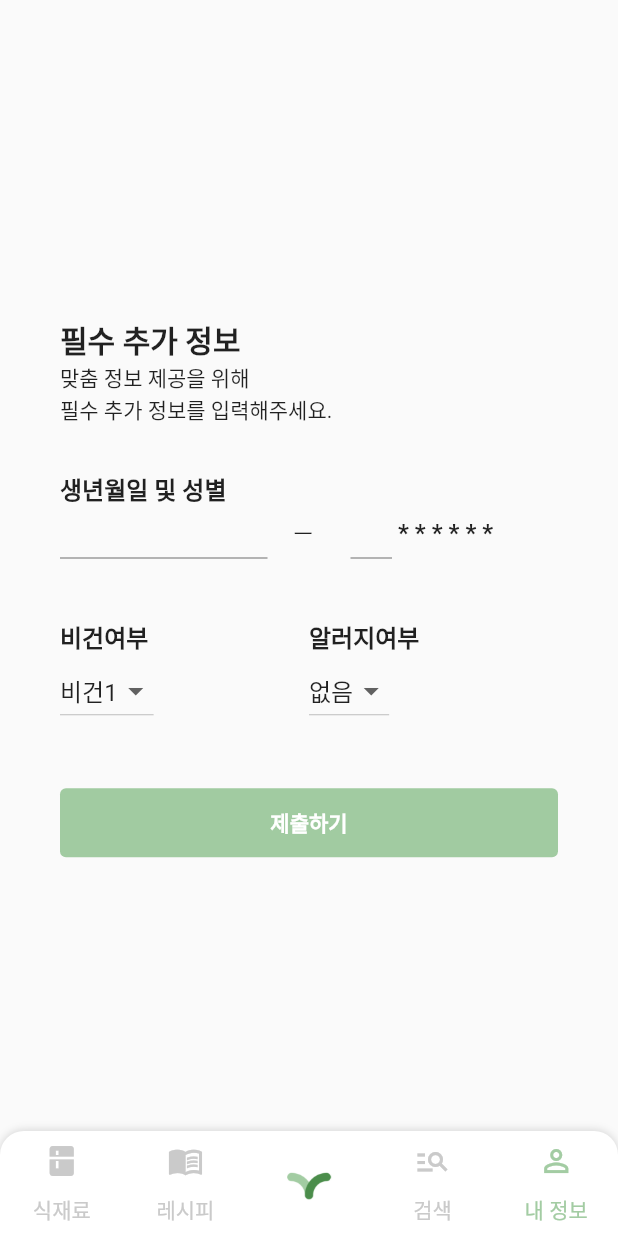
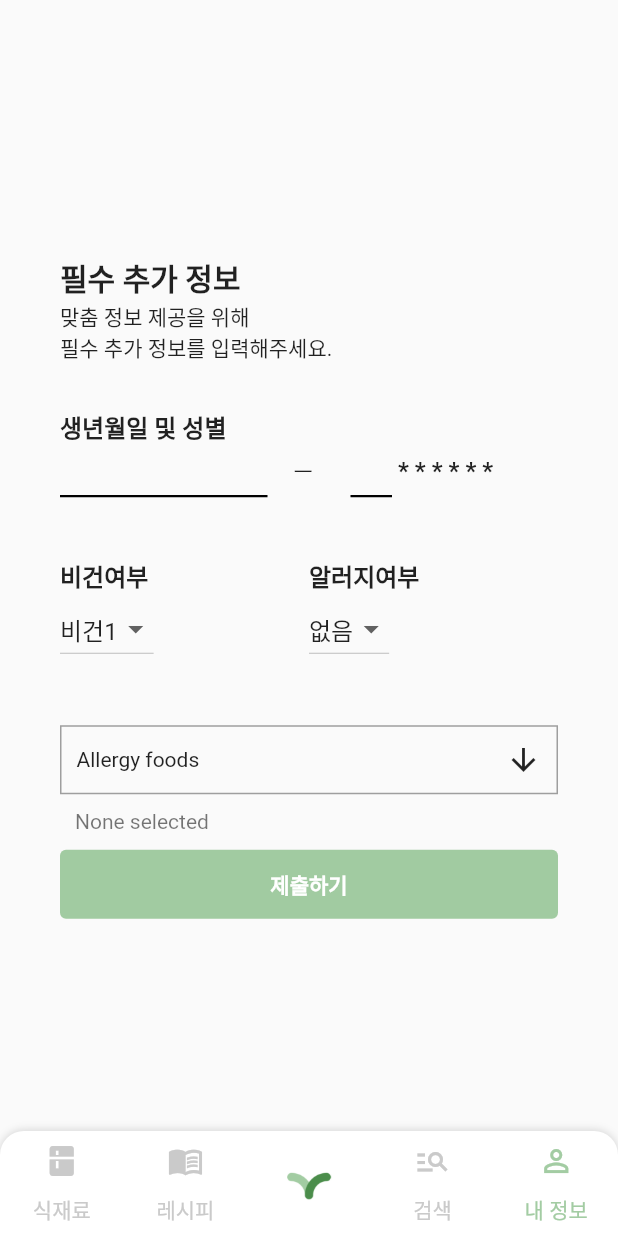
Before and after one commit to ChaeumApp/Chaeum, a Flutter app: the screen it shows after launch, item 5 of the bottom bar chosen, on a phone screen of 412 x 824 dp. Run offline on Flutter 3.47's test engine with Material 2 defaults, Android fonts, the phone set to English and light mode, and no system bars; drawn by our look-alikes of multi_select_flutter; our stand-ins replace carousel_slider, fl_chart; Roboto replaces fonts that are missing (Pretendard).

Commit message:
feat: addinfo 추가
Former-commit-id: a1d4f23299d05cbf500202ffcb16a2e79b9b66b7

```diff
--- a/fe/lib/user/addinfo.dart
+++ b/fe/lib/user/addinfo.dart
@@ -1,15 +1,38 @@
 import 'package:flutter/material.dart';
 import 'package:flutter/services.dart';
+import 'package:multi_select_flutter/multi_select_flutter.dart';
 
 class AddInfo extends StatefulWidget {
   AddInfo({super.key});
 
   @override
   State<AddInfo> createState() => _AddInfoState();
+
   List<String> veganList = ['비건1', '비건2', '비건3'];
   String selectedVegan = '비건1';
   List<String> allergieList = ['없음', '있음'];
-  String selectedAllergie = '없음';
+  String havAllergie = '없음';
+  List<dynamic> allergieNameList = [
+    '난류',
+    '우유',
+    '메밀',
+    '땅콩',
+    '대두',
+    '밀',
+    '고등어',
+    '게',
+    '새우',
+    '돼지고기',
+    '복숭아',
+    '토마토',
+    '호두',
+    '닭고기',
+    '쇠고기',
+    '오징어',
+    '조개류'
+  ];
+
+  List<Object?> selectedAllergie = [];
 }
 
 class _AddInfoState extends State<AddInfo> {
@@ -51,6 +74,9 @@ class _AddInfoState extends State<AddInfo> {
                     child: TextField(
                       maxLength: 6,
                       decoration: InputDecoration(
+                          enabledBorder: UnderlineInputBorder(
+                            borderSide: BorderSide(width: 1.5),
+                          ),
                           isDense: true,
                           counterText: '',
                           contentPadding: EdgeInsets.symmetric(
@@ -64,6 +90,9 @@ class _AddInfoState extends State<AddInfo> {
                     child: TextField(
                       maxLength: 1,
                       decoration: InputDecoration(
+                          enabledBorder: UnderlineInputBorder(
+                            borderSide: BorderSide(width: 1.5),
+                          ),
                           isDense: true,
                           counterText: '',
                           contentPadding: EdgeInsets.symmetric(
@@ -127,7 +156,7 @@ class _AddInfoState extends State<AddInfo> {
                       ),
                       DropdownButton(
                         alignment: Alignment.bottomRight,
-                        value: widget.selectedAllergie,
+                        value: widget.havAllergie,
                         items: widget.allergieList.map((String item) {
                           return DropdownMenuItem<String>(
                             value: item,
@@ -136,13 +165,68 @@ class _AddInfoState extends State<AddInfo> {
                         }).toList(),
                         onChanged: (dynamic value) {
                           setState(() {
-                            widget.selectedAllergie = value;
+                            widget.havAllergie = value;
                           });
                         },
                       ),
                     ],
                   ),
                 ),
+              ],
+            ),
+          ),
+          Container(
+            child: Column(
+              children: <Widget>[
+                MultiSelectBottomSheetField(
+                  backgroundColor: Colors.white,
+                  cancelText: Text(
+                    'kkk',
+                    style: TextStyle(color: Colors.black),
+                  ),
+                  selectedColor: Color(0xffA1CBA1),
+                  checkColor: Colors.white,
+                  selectedItemsTextStyle: TextStyle(
+                    color: Colors.white,
+                  ),
+                  decoration: BoxDecoration(
+                    color: Color(0x00ffffff),
+                    border: Border.all(color: Colors.grey),
+                  ),
+                  initialChildSize: 0.4,
+                  listType: MultiSelectListType.CHIP,
+                  searchable: true,
+                  buttonText: Text("Allergy foods"),
+                  title: Text(""),
+                  items: widget.allergieNameList
+                      .map((allergie) =>
+                          MultiSelectItem<String>(allergie, allergie))
+                      .toList(),
+                  onConfirm: (values) {
+                    print(values);
+                    setState(() {
+                      widget.selectedAllergie = values;
+                    });
+                  },
+                  chipDisplay: MultiSelectChipDisplay(
+                    chipColor: Color(0xffA1CBA1),
+                    textStyle: TextStyle(color: Colors.white),
+                    onTap: (value) {
+                      setState(() {
+                        widget.selectedAllergie.remove(value);
+                      });
+                    },
+                  ),
+                ),
+                widget.selectedAllergie.isEmpty
+                    ? Container(
+                        padding: EdgeInsets.all(10),
+                        alignment: Alignment.centerLeft,
+                        child: Text(
+                          "None selected",
+                          style: TextStyle(color: Colors.black54),
+                        ))
+                    : Container(),
               ],
             ),
           ),
```
